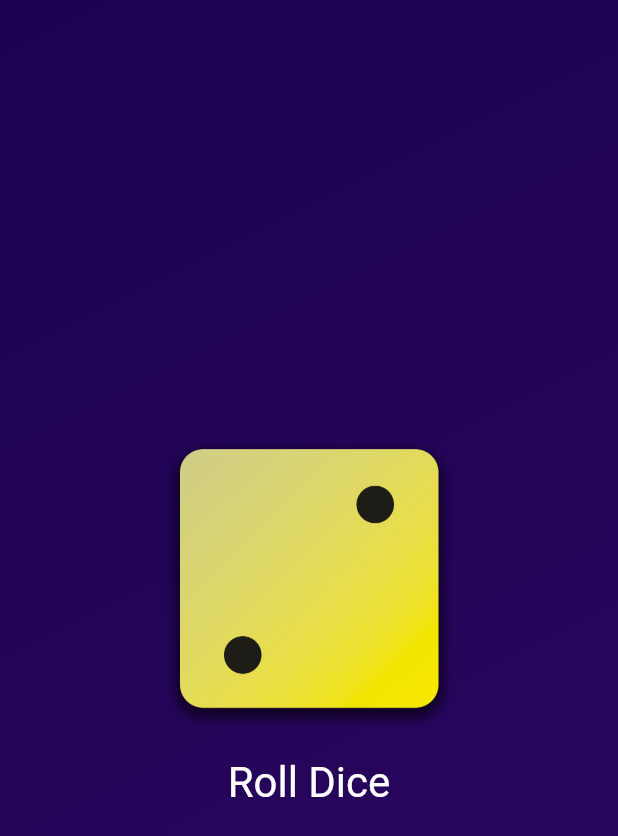
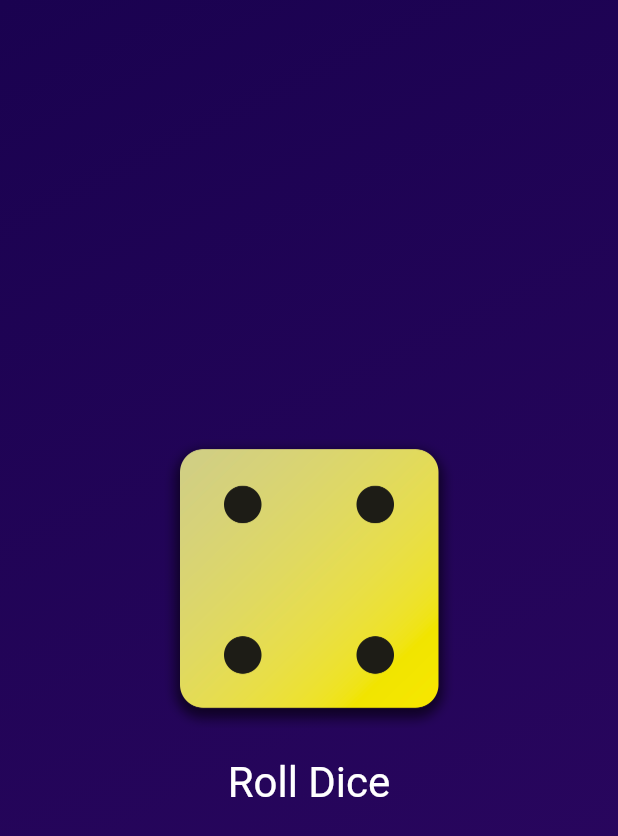
Before and after one commit to KotenkoNata/flutter_dart_course, a Flutter app: the screen it shows after launch, after a tap on "Roll Dice", on a phone screen of 412 x 824 dp. Shown: the top 836 px of the screen. Run offline on Flutter 3.47's test engine with Material 3 defaults, Android fonts, the phone set to English and light mode, and no system bars.

```diff
--- /dev/null
+++ b/lib/dice_roller.dart
@@ -0,0 +1,38 @@
+import 'package:flutter/material.dart';
+
+class DiceRoller extends StatefulWidget {
+  const DiceRoller({super.key});
+
+  @override
+  State<DiceRoller> createState() {
+    return _DiceRollerState();
+  }
+}
+
+class _DiceRollerState extends State<DiceRoller> {
+  var activeDiceImage = 'assets/images/dice-2.png';
+
+  void rollDice() {
+    setState(() {
+      activeDiceImage = 'assets/images/dice-4.png';
+    });
+  }
+
+  @override
+  Widget build(context) {
+    return Column(mainAxisSize: MainAxisSize.min, children: [
+      Image.asset(
+        activeDiceImage,
+        width: 200,
+      ),
+      TextButton(
+        onPressed: rollDice,
+        style: TextButton.styleFrom(
+            padding: const EdgeInsets.only(top: 20),
+            foregroundColor: Colors.white,
+            textStyle: const TextStyle(fontSize: 28)),
+        child: const Text('Roll Dice'),
+      )
+    ]);
+  }
+}
--- a/lib/gradient_container.dart
+++ b/lib/gradient_container.dart
@@ -1,19 +1,14 @@
 import 'package:flutter/material.dart';
+import 'package:flutter_dart_course/dice_roller.dart';
 
 const startAlignment = Alignment.topLeft;
 const endAlignment = Alignment.bottomRight;
 
 class GradientContainer extends StatelessWidget {
-  GradientContainer(this.color1, this.color2, {super.key});
+  const GradientContainer(this.color1, this.color2, {super.key});
 
   final Color color1;
   final Color color2;
-  var activeDiceImage = 'assets/images/dice-2.png';
-
-  void rollDice(){
-    activeDiceImage = 'assets/images/dice-4.png';
-    print('Changing image...');
-  }
 
   @override
   Widget build(context) {
@@ -26,23 +21,8 @@ class GradientContainer extends StatelessWidget {
         ),
       ),
       child: Center(
-          child: Column(
-            mainAxisSize: MainAxisSize.min,
-              children: [
-        Image.asset(
-          activeDiceImage,
-          width: 200,
-        ),
-        TextButton(
-            onPressed: rollDice,
-            style: TextButton.styleFrom(
-                padding: const EdgeInsets.only(top: 20),
-                foregroundColor: Colors.white,
-                textStyle: const TextStyle(fontSize: 28)),
-            child: const Text('Roll Dice'),
-
-        )
-      ])),
+        child: DiceRoller(),
+      ),
     );
   }
 }
--- a/lib/main.dart
+++ b/lib/main.dart
@@ -3,11 +3,11 @@ import 'package:flutter_dart_course/gradient_container.dart';
 
 void main() {
   runApp(
-    MaterialApp(
+    const MaterialApp(
       home: Scaffold(
           body: GradientContainer(
-            const Color.fromARGB(255, 26, 2, 80),
-            const Color.fromARGB(255, 45, 7, 98)
+              Color.fromARGB(255, 26, 2, 80),
+              Color.fromARGB(255, 45, 7, 98)
           ),
       ),
     ),
```
